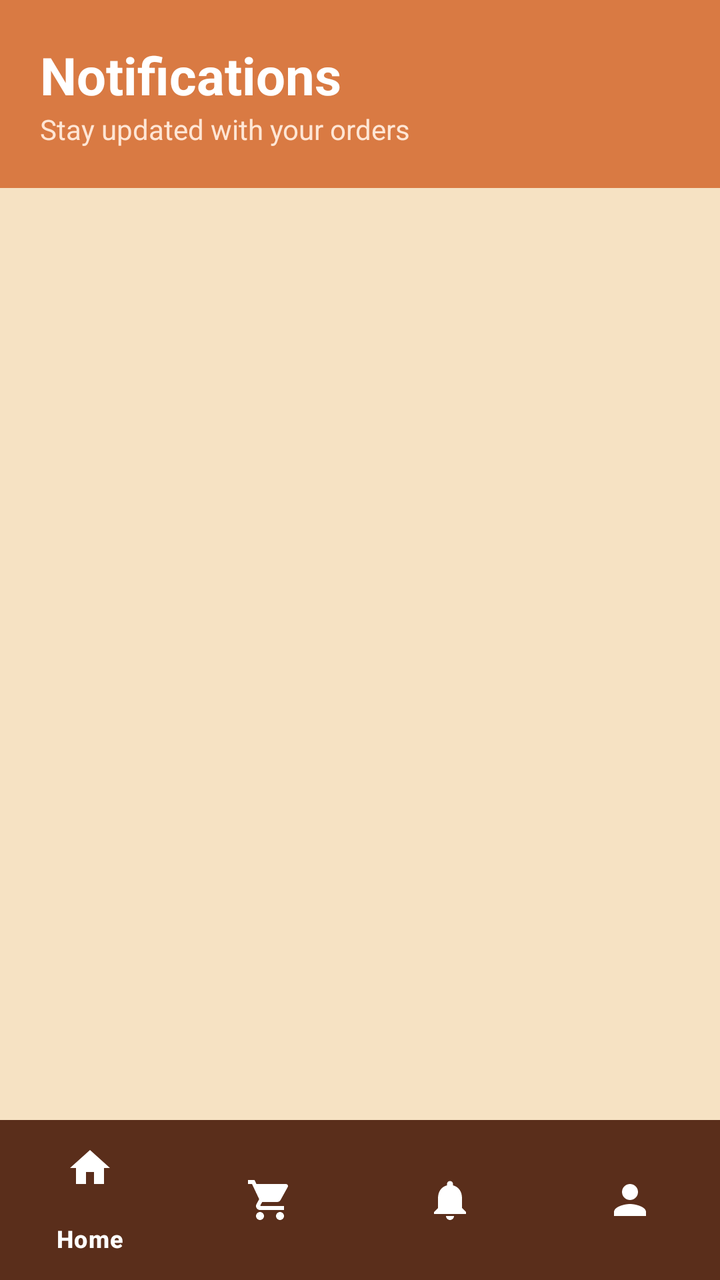
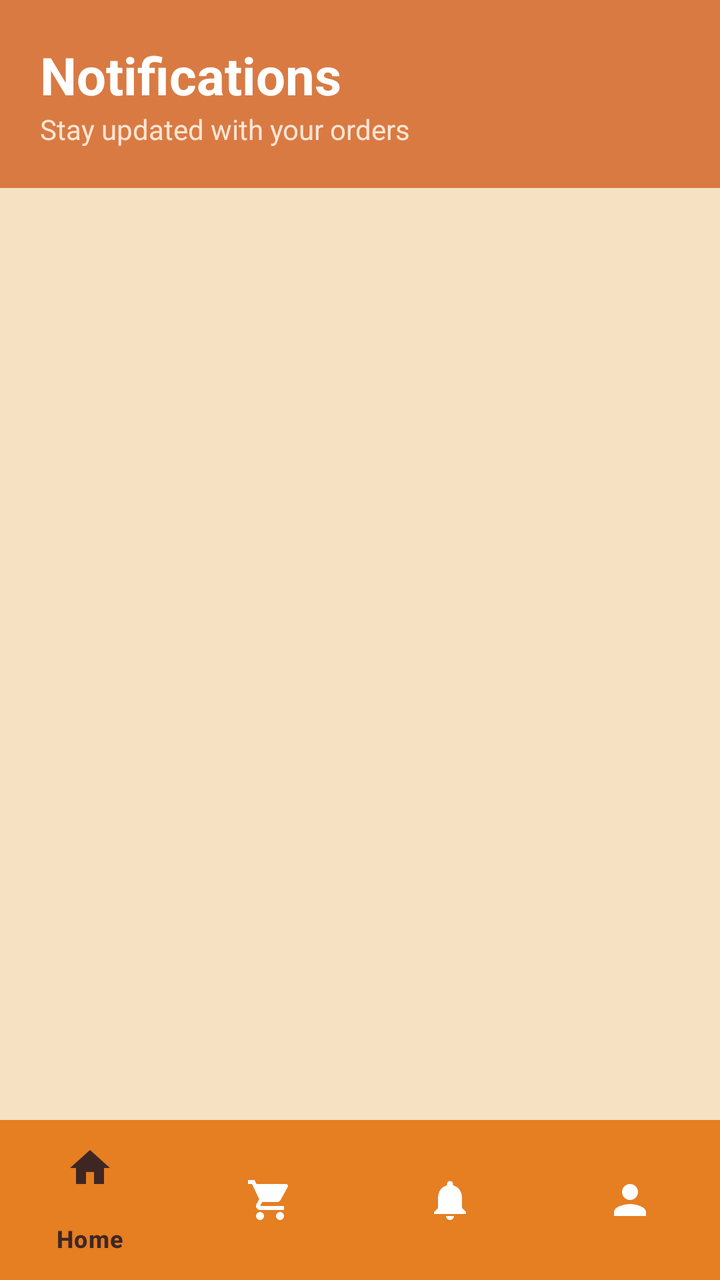

Before-and-after screenshots of an Android layout around one commit, followed by the original layout XML and the change that was made.
<!-- AndroidManifest.xml: application theme Theme.Katutubo_F -->
<!-- res/layout/fragment_notification.xml -->
<?xml version="1.0" encoding="utf-8"?>
<RelativeLayout xmlns:android="http://schemas.android.com/apk/res/android"
    xmlns:app="http://schemas.android.com/apk/res-auto"
    android:layout_width="match_parent"
    android:layout_height="match_parent"
    android:background="@color/katutubo_beige">

    <LinearLayout
        android:layout_width="match_parent"
        android:layout_height="match_parent"
        android:layout_above="@id/bottom_navigation"
        android:orientation="vertical">

        <LinearLayout
            android:layout_width="match_parent"
            android:layout_height="wrap_content"
            android:background="@color/katutubo_orange"
            android:orientation="vertical"
            android:padding="20dp">

            <TextView
                android:layout_width="wrap_content"
                android:layout_height="wrap_content"
                android:text="Notifications"
                android:textColor="@color/white"
                android:textSize="26sp"
                android:textStyle="bold" />

            <TextView
                android:layout_width="wrap_content"
                android:layout_height="wrap_content"
                android:text="Stay updated with your orders"
                android:textColor="#FFE6D5"
                android:textSize="14sp" />
        </LinearLayout>

        <ScrollView
            android:layout_width="match_parent"
            android:layout_height="match_parent">

            <LinearLayout
                android:id="@+id/notification_container"
                android:layout_width="match_parent"
                android:layout_height="wrap_content"
                android:orientation="vertical"
                android:padding="16dp">

                

                
                <TextView
                    android:id="@+id/tv_empty_notifications"
                    android:layout_width="match_parent"
                    android:layout_height="wrap_content"
                    android:gravity="center"
                    android:layout_marginTop="50dp"
                    android:text="No new notifications"
                    android:textColor="@color/katutubo_brown"
                    android:visibility="gone" />

            </LinearLayout>
        </ScrollView>
    </LinearLayout>

    <com.google.android.material.bottomnavigation.BottomNavigationView
        android:id="@+id/bottom_navigation"
        android:layout_width="match_parent"
        android:layout_height="wrap_content"
        android:layout_alignParentBottom="true"
        android:background="@color/katutubo_brown"
        app:itemIconTint="@color/white"
        app:itemTextColor="@color/white"
        app:menu="@menu/bottom_nav_menu" />

</RelativeLayout>
<!-- resources referenced by this layout -->
<resources>
  <color name="katutubo_beige">#F6E2C3</color>
  <color name="katutubo_brown">#5A2E1B</color>
  <color name="katutubo_orange">#D97A43</color>
  <color name="white">#FFFFFF</color>
  <style name="Theme.Katutubo_F" parent="Base.Theme.Katutubo_F">
          
          <item name="bottomNavigationStyle">@style/Widget.App.BottomNavigationView</item>
      </style>
  <style name="Base.Theme.Katutubo_F" parent="Theme.Material3.DayNight.NoActionBar">
          
      </style>
  <style name="Widget.App.BottomNavigationView" parent="Widget.Material3.BottomNavigationView">
          
          <item name="materialThemeOverlay">@style/ThemeOverlay.App.BottomNavigation</item>
      </style>
  <style name="ThemeOverlay.App.BottomNavigation" parent="">
          
          <item name="colorSecondaryContainer">#EFEBE9</item>
      </style>
</resources>

<!-- the commit's change to res/layout/fragment_notification.xml (unified diff, before → after) -->
@@ -67,9 +67,9 @@
         android:layout_width="match_parent"
         android:layout_height="wrap_content"
         android:layout_alignParentBottom="true"
-        android:background="@color/katutubo_brown"
-        app:itemIconTint="@color/white"
-        app:itemTextColor="@color/white"
+        android:background="#E67E22"
+        app:itemIconTint="@color/nav_item_color"
+        app:itemTextColor="@color/nav_item_color"
         app:menu="@menu/bottom_nav_menu" />
 
 </RelativeLayout>
